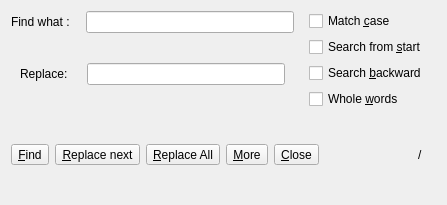
Old version of the form App/ui/panels/findreplacepanel.ui in the repository djeada/Lightpad.
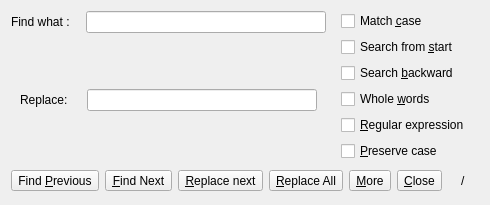
New version of the form.

Commit message: Improve search and replace with regex, case sensitivity, whole words, and preserve case options

What changed in the file:
```diff
--- a/App/ui/panels/findreplacepanel.ui
+++ b/App/ui/panels/findreplacepanel.ui
@@ -150,6 +150,20 @@
           </property>
          </widget>
         </item>
+        <item>
+         <widget class="QCheckBox" name="useRegex">
+          <property name="text">
+           <string>&amp;Regular expression</string>
+          </property>
+         </widget>
+        </item>
+        <item>
+         <widget class="QCheckBox" name="preserveCase">
+          <property name="text">
+           <string>&amp;Preserve case</string>
+          </property>
+         </widget>
+        </item>
        </layout>
       </widget>
      </item>
@@ -160,10 +174,17 @@
      <property name="sizeConstraint">
       <enum>QLayout::SetNoConstraint</enum>
      </property>
+     <item>
+      <widget class="QToolButton" name="findPrevious">
+       <property name="text">
+        <string>Find &amp;Previous</string>
+       </property>
+      </widget>
+     </item>
      <item>
       <widget class="QToolButton" name="find">
        <property name="text">
-        <string>&amp;Find</string>
+        <string>&amp;Find Next</string>
        </property>
       </widget>
      </item>
```
The commit also changes 4 other files.
